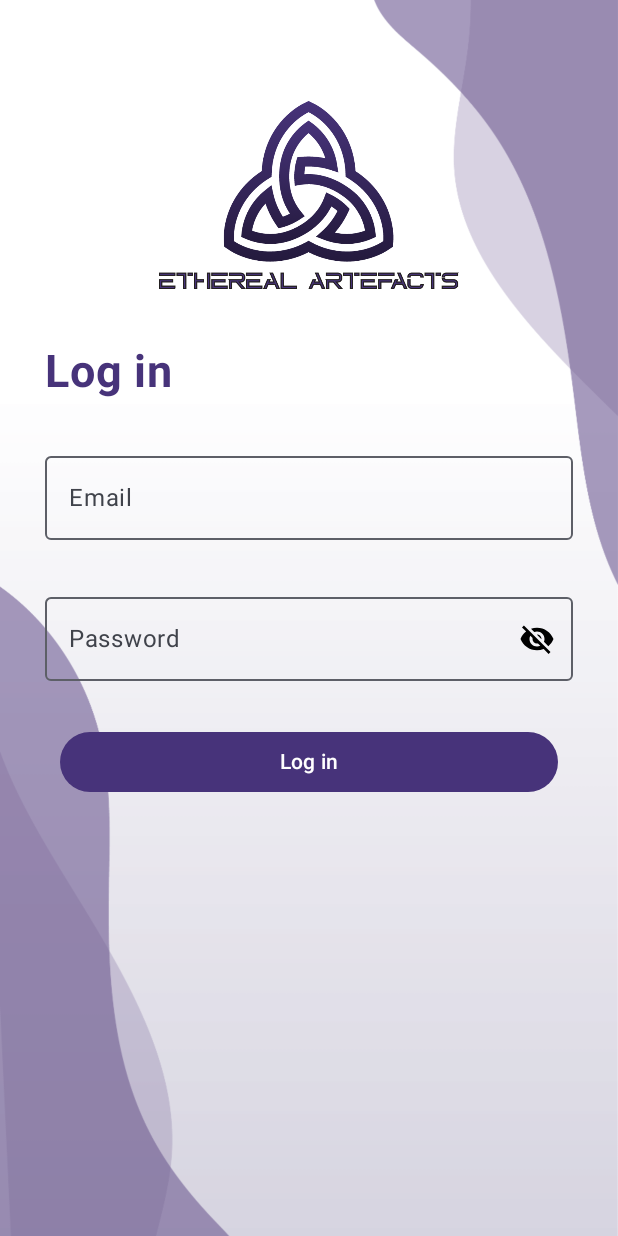
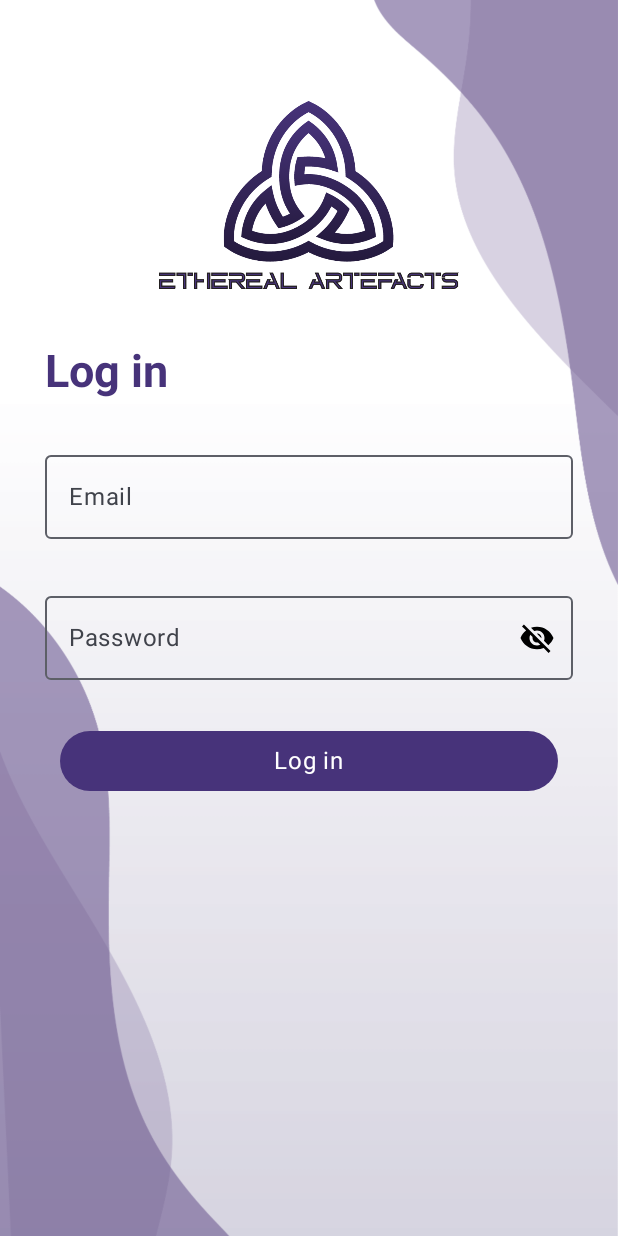
Before and after one commit to mtsoneva/AndroidTraining, an Android app built with Jetpack Compose: the screen it shows after launch (MainActivity), on a phone screen of 412 x 824 dp. Run offline under Robolectric (Android 15) with nearby library versions, the phone set to English and light mode, and no system bars; our stand-ins replace Dagger/Hilt's generated code.

Commit message:
extract font styles

```diff
--- a/app/src/main/java/com/example/androidtraining/ui/login/LoginScreen.kt
+++ b/app/src/main/java/com/example/androidtraining/ui/login/LoginScreen.kt
@@ -14,6 +14,7 @@ import androidx.compose.material3.Button
 import androidx.compose.material3.ButtonDefaults
 import androidx.compose.material3.ExperimentalMaterial3Api
 import androidx.compose.material3.IconButton
+import androidx.compose.material3.MaterialTheme
 import androidx.compose.material3.OutlinedTextField
 import androidx.compose.material3.Text
 import androidx.compose.runtime.Composable
@@ -31,12 +32,9 @@ import androidx.compose.ui.platform.LocalSoftwareKeyboardController
 import androidx.compose.ui.res.dimensionResource
 import androidx.compose.ui.res.painterResource
 import androidx.compose.ui.res.stringResource
-import androidx.compose.ui.text.font.FontWeight
 import androidx.compose.ui.text.input.KeyboardType
 import androidx.compose.ui.text.input.PasswordVisualTransformation
 import androidx.compose.ui.text.input.VisualTransformation
-import androidx.compose.ui.unit.dp
-import androidx.compose.ui.unit.sp
 import androidx.hilt.navigation.compose.hiltViewModel
 import com.example.androidtraining.R
 import com.example.androidtraining.models.UserInfo
@@ -94,13 +92,12 @@ fun LoginScreen(navigateToProductScreen: () -> Unit = {}) {
                 painter = painterResource(id = R.drawable.logo),
                 contentDescription = stringResource(id = R.string.logo),
                 modifier = Modifier
-                    .size(200.dp)
+                    .size(dimensionResource(id = R.dimen.logo_size))
             )
         }
         Text(
             text = stringResource(id = R.string.log_in),
-            fontWeight = FontWeight.Bold,
-            fontSize = 30.sp,
+            style = MaterialTheme.typography.headlineLarge,
             color = Purple
         )
         OutlinedTextField(
@@ -153,7 +150,7 @@ fun LoginScreen(navigateToProductScreen: () -> Unit = {}) {
             colors = ButtonDefaults.buttonColors(Purple),
             enabled = !isLoading
         ) {
-            Text(text = stringResource(id = R.string.log_in))
+            Text(text = stringResource(id = R.string.log_in), style = MaterialTheme.typography.bodyLarge)
         }
     }
 }
--- a/app/src/main/java/com/example/androidtraining/ui/theme/Color.kt
+++ b/app/src/main/java/com/example/androidtraining/ui/theme/Color.kt
@@ -14,8 +14,6 @@ val Purple = Color(0xFF47337A)
 val White = Color(0xFFFFFF)
 val Green = Color(0xFF42AF46)
 
-val GreyText = Color(0xFF4A4A4A)
-
 // rating icons colors
 val PurpleStar = Color(0xFF67548B)
 val GreyStar = Color(0xFFD8D9DB)
--- a/app/src/main/java/com/example/androidtraining/ui/theme/Type.kt
+++ b/app/src/main/java/com/example/androidtraining/ui/theme/Type.kt
@@ -14,7 +14,28 @@ val Typography = Typography(
         fontSize = 16.sp,
         lineHeight = 24.sp,
         letterSpacing = 0.5.sp
-    )
+    ),
+    titleMedium = TextStyle(
+        fontFamily = FontFamily.Default,
+        fontWeight = FontWeight.Bold,
+        fontSize = 16.sp,
+        lineHeight = 21.sp,
+        letterSpacing = 0.sp
+    ),
+    labelMedium = TextStyle(
+        fontFamily = FontFamily.Default,
+        fontWeight = FontWeight.Light,
+        fontSize = 12.sp,
+        lineHeight = 16.sp,
+        letterSpacing = 0.sp
+    ),
+    headlineLarge = TextStyle(
+        fontFamily = FontFamily.Default,
+        fontWeight = FontWeight.Bold,
+        fontSize = 30.sp,
+        lineHeight = 32.sp,
+        letterSpacing = 0.sp
+    ),
     /* Other default text styles to override
     titleLarge = TextStyle(
         fontFamily = FontFamily.Default,
--- a/app/src/main/res/values/dimens.xml
+++ b/app/src/main/res/values/dimens.xml
@@ -4,4 +4,5 @@
    <dimen name="padding_medium">15dp</dimen>
    <dimen name="padding_small">10dp</dimen>
    <dimen name="padding_extra_small">5dp</dimen>
+   <dimen name="logo_size">200dp</dimen>
 </resources>
```
Also changed, not shown: app/src/main/java/com/example/androidtraining/ui/product/ProductScreen.kt (+13 -12 lines).
